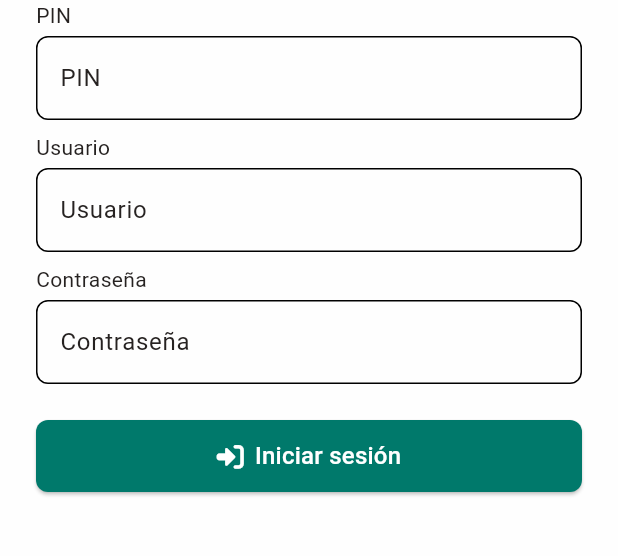
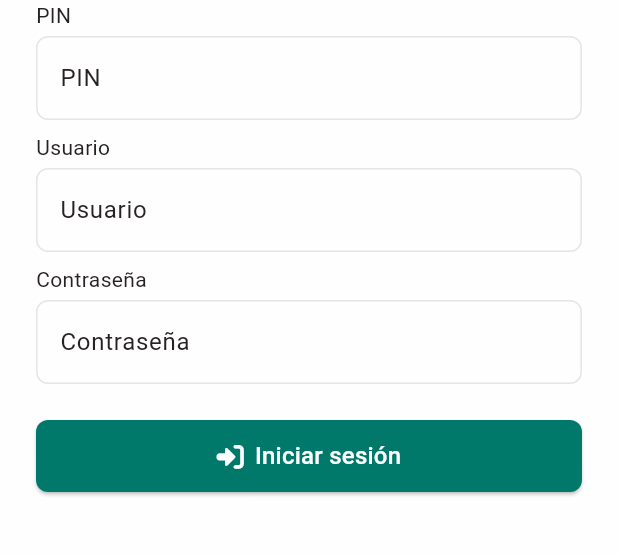
Before and after one commit to ArturoGarcia-G/emprendi_app, a Flutter app: the screen it shows after launch, on a phone screen of 412 x 824 dp, the part 402-958 px from its top. Run offline on Flutter 3.47's test engine with Material 3 defaults, Android fonts, the phone set to English and light mode, and no system bars; our stand-ins replace dio, font_awesome_flutter, gap, get, get_storage, persistent_bottom_nav_bar and 1 more; accounts and stored records are empty.

Commit message:
fix: Actualiza colores de tema

```diff
--- a/lib/core/helpers/app_binding.dart
+++ b/lib/core/helpers/app_binding.dart
@@ -1,11 +1,15 @@
 import 'package:emprendi_app/api/api_handler.dart';
 import 'package:emprendi_app/api/auth_api.dart';
 import 'package:emprendi_app/controllers/auth_controller.dart';
+import 'package:emprendi_app/controllers/theme_controller.dart';
 import 'package:get/get.dart';
 
 class AppBinding {
   //En este metodo se definen todos los controller para ser inicializados
   static void bindingControllers() {
+    //Tema
+    Get.put(ThemeController(), permanent: true);
+
     // Servicios / API handlers
     Get.put(ApiHandler(baseUrl: 'http://192.168.100.25:8080/api'), permanent: true);
     Get.put(AuthApi(Get.find<ApiHandler>()), permanent: true);
--- a/lib/core/themes/app_theme.dart
+++ b/lib/core/themes/app_theme.dart
@@ -3,7 +3,6 @@ import 'package:emprendi_app/core/themes/color_palette.dart';
 import 'package:flutter/material.dart';
 
 class AppTheme {
-
   /// =========================
   /// THEME CLARO
   /// =========================
@@ -20,6 +19,7 @@ class AppTheme {
       onSurface: colorNegro900,
       error: colorRojo800,
       onError: colorBlanco,
+      outline: colorBordeClaro,
     ),
 
     // Fondo general
@@ -52,6 +52,7 @@ class AppTheme {
       style: ElevatedButton.styleFrom(
         backgroundColor: colorPrimario,
         foregroundColor: colorBlanco,
+        padding: EdgeInsets.symmetric(horizontal: 2, vertical: 2),
         shape: RoundedRectangleBorder(borderRadius: BorderRadius.circular(8)),
       ),
     ),
@@ -70,7 +71,10 @@ class AppTheme {
       color: colorBackgroundClaro,
       shadowColor: Colors.black.withOpacity(0.1),
       elevation: 1,
-      shape: RoundedRectangleBorder(borderRadius: BorderRadius.circular(14)),
+      shape: RoundedRectangleBorder(
+        borderRadius: BorderRadius.circular(14),
+        side: BorderSide(color: colorBordeClaro),
+      ),
     ),
 
     // Iconos
@@ -103,13 +107,14 @@ class AppTheme {
       onSurface: colorBlanco,
       error: colorRojo800,
       onError: colorBlanco,
+      outline: colorBordeOscuro,
     ),
 
     scaffoldBackgroundColor: colorBackgroundOscuro,
 
     // AppBar
     appBarTheme: AppBarTheme(
-      backgroundColor: colorBackgroundOscuro,
+      backgroundColor: colorCardOscuro,
       foregroundColor: colorBlanco,
       elevation: 0,
     ),
@@ -122,7 +127,7 @@ class AppTheme {
 
     // BottomNavigationBar
     bottomNavigationBarTheme: BottomNavigationBarThemeData(
-      backgroundColor: colorBackgroundOscuro,
+      backgroundColor: colorCardOscuro,
       selectedItemColor: colorSecundario,
       unselectedItemColor: gris,
       showUnselectedLabels: true,
@@ -134,6 +139,7 @@ class AppTheme {
       style: ElevatedButton.styleFrom(
         backgroundColor: colorSecundario,
         foregroundColor: colorNegro900,
+        padding: EdgeInsets.symmetric(horizontal: 2, vertical: 2),
         shape: RoundedRectangleBorder(borderRadius: BorderRadius.circular(8)),
       ),
     ),
@@ -149,10 +155,13 @@ class AppTheme {
 
     // Tarjetas
     cardTheme: CardThemeData(
-      color: colorBackgroundOscuro,
+      color: colorCardOscuro,
       shadowColor: Colors.black.withOpacity(0.2),
       elevation: 1,
-      shape: RoundedRectangleBorder(borderRadius: BorderRadius.circular(14)),
+      shape: RoundedRectangleBorder(
+        borderRadius: BorderRadius.circular(14),
+        side: BorderSide(color: colorBordeOscuro),
+      ),
     ),
 
     // Iconos
--- a/lib/core/themes/color_palette.dart
+++ b/lib/core/themes/color_palette.dart
@@ -66,8 +66,10 @@ const colorSecundario = Color.fromRGBO(77, 182, 172, 1);
 const colorBackgroundClaro = Color.fromRGBO(254, 254, 254, 1.0);
 const colorCardClaro = Color.fromRGBO(250, 250, 250, 1.0);
 const grisClaro = Color.fromRGBO(113, 113, 130, 1.0);
+const colorBordeClaro = Color.fromRGBO(0, 0, 0, 0.1);
 
 //Oscuro
 const colorBackgroundOscuro = Color.fromRGBO(13, 16, 23, 1.0);
 const colorCardOscuro = Color.fromRGBO(22, 27, 33, 1.0);
 const gris = Color.fromRGBO(139, 148, 158, 1.0);
+const colorBordeOscuro = Color.fromRGBO(48, 54, 61, 1.0);
--- a/lib/main.dart
+++ b/lib/main.dart
@@ -43,7 +43,7 @@ class EmprendiApp extends StatelessWidget {
   @override
   Widget build(BuildContext context) {
     return GetBuilder<ThemeController>(
-      init: ThemeController(), // 👈 si no está inicializado aún, lo crea aquí
+      init: ThemeController(),
       builder: (themeController) {
         return GetMaterialApp(
           navigatorKey: navigatorKey,
@@ -56,7 +56,6 @@ class EmprendiApp extends StatelessWidget {
           debugShowCheckedModeBanner: false,
           home: SplashScreen(),
           builder: (BuildContext context, Widget? widget) {
-            // Pantalla de error custom
             ErrorWidget.builder = (FlutterErrorDetails errorDetails) =>
                 CustomErrorScreen(errorDetails: errorDetails);
 
```
Also changed, not shown: lib/components/primary_app_bar.dart (+18 -6 lines).
